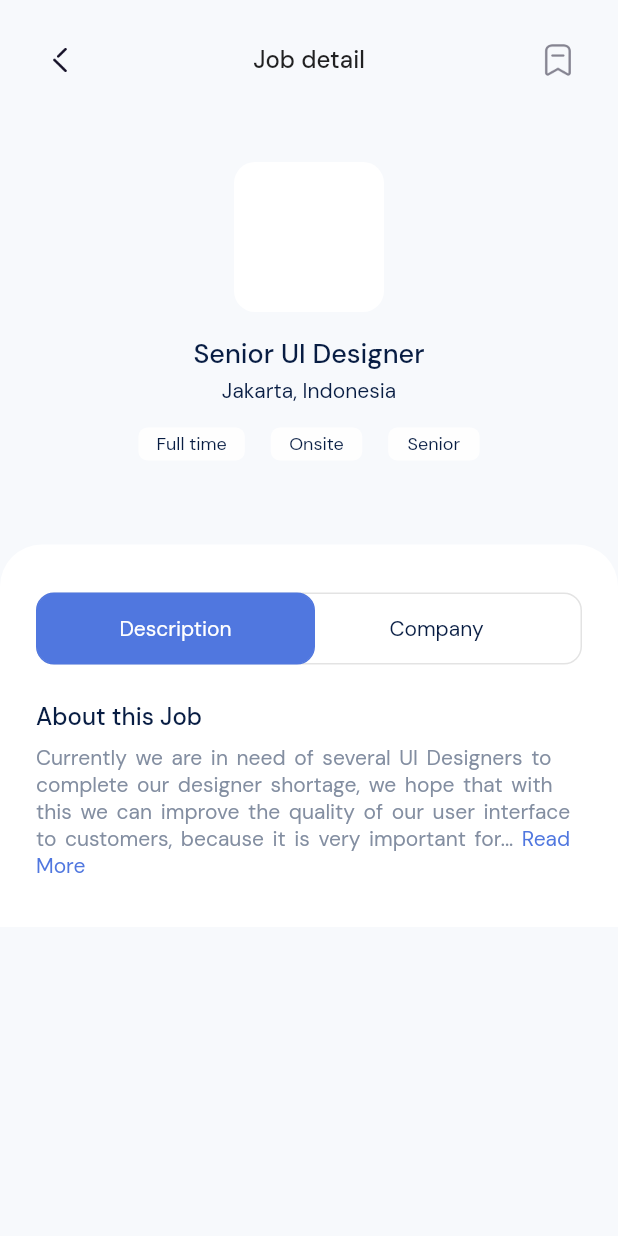
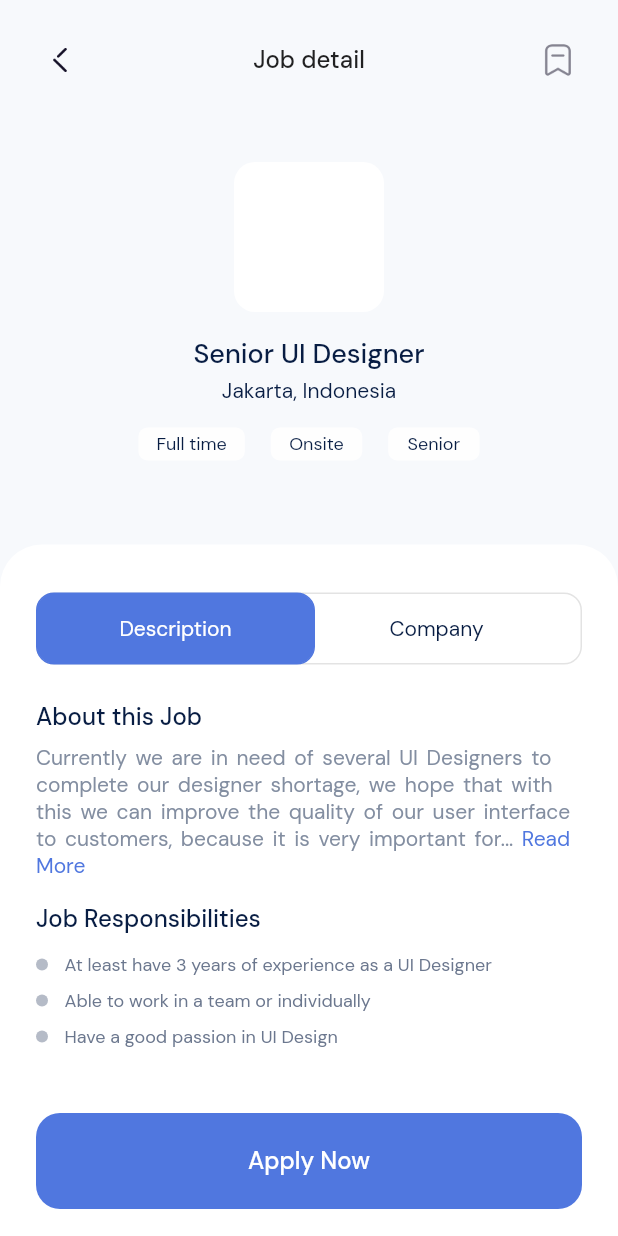
Before and after one commit to dyavas21/jobapp, a Flutter app: the JobDetailPage screen opened by its route, on a phone screen of 412 x 824 dp. Run offline on Flutter 3.47's test engine with Material 2 defaults, Android fonts, the phone set to English and light mode, and no system bars; our stand-ins replace google_fonts.

Commit message:
final job detail page

```diff
--- a/lib/pages/job_detail_page.dart
+++ b/lib/pages/job_detail_page.dart
@@ -235,11 +235,118 @@ class JobDetailPage extends StatelessWidget {
                         ),
                         textAlign: TextAlign.left,
                       ),
+                      SizedBox(
+                        height: 16,
+                      ),
+                      Text(
+                        'Job Responsibilities',
+                        style: GoogleFonts.dmSans(
+                          color: Color(0xff081D43),
+                          fontWeight: FontWeight.w500,
+                          fontSize: 16,
+                        ),
+                      ),
+                      SizedBox(
+                        height: 12,
+                      ),
+                      Row(
+                        children: [
+                          Container(
+                            width: 8,
+                            height: 8,
+                            decoration: BoxDecoration(
+                              shape: BoxShape.circle,
+                              color: Color(0xffB5BBC7),
+                            ),
+                          ),
+                          SizedBox(
+                            width: 11,
+                          ),
+                          Text(
+                            'At least have 3 years of experience as a UI Designer',
+                            style: GoogleFonts.dmSans(
+                              fontSize: 12,
+                              color: Color(0xff6B778E),
+                            ),
+                          ),
+                        ],
+                      ),
+                      SizedBox(
+                        height: 8,
+                      ),
+                      Row(
+                        children: [
+                          Container(
+                            width: 8,
+                            height: 8,
+                            decoration: BoxDecoration(
+                              shape: BoxShape.circle,
+                              color: Color(0xffB5BBC7),
+                            ),
+                          ),
+                          SizedBox(
+                            width: 11,
+                          ),
+                          Text(
+                            'Able to work in a team or individually',
+                            style: GoogleFonts.dmSans(
+                              fontSize: 12,
+                              color: Color(0xff6B778E),
+                            ),
+                          ),
+                        ],
+                      ),
+                      SizedBox(
+                        height: 8,
+                      ),
+                      Row(
+                        children: [
+                          Container(
+                            width: 8,
+                            height: 8,
+                            decoration: BoxDecoration(
+                              shape: BoxShape.circle,
+                              color: Color(0xffB5BBC7),
+                            ),
+                          ),
+                          SizedBox(
+                            width: 11,
+                          ),
+                          Text(
+                            'Have a good passion in UI Design',
+                            style: GoogleFonts.dmSans(
+                              fontSize: 12,
+                              color: Color(0xff6B778E),
+                            ),
+                          ),
+                        ],
+                      ),
+                      SizedBox(
+                        height: 43,
+                      ),
+                      Container(
+                        height: 64,
+                        width: MediaQuery.of(context).size.width,
+                        decoration: BoxDecoration(
+                          color: Color(0xff5077DF),
+                          borderRadius: BorderRadius.circular(16),
+                        ),
+                        child: Center(
+                          child: Text(
+                            'Apply Now',
+                            style: GoogleFonts.dmSans(
+                              color: Colors.white,
+                              fontSize: 16,
+                              fontWeight: FontWeight.w500,
+                            ),
+                          ),
+                        ),
+                      ),
+                      SizedBox(
+                        height: 20,
+                      ),
                     ],
                   ),
-                ),
-                SizedBox(
-                  height: 16,
                 ),
               ],
             )
```
